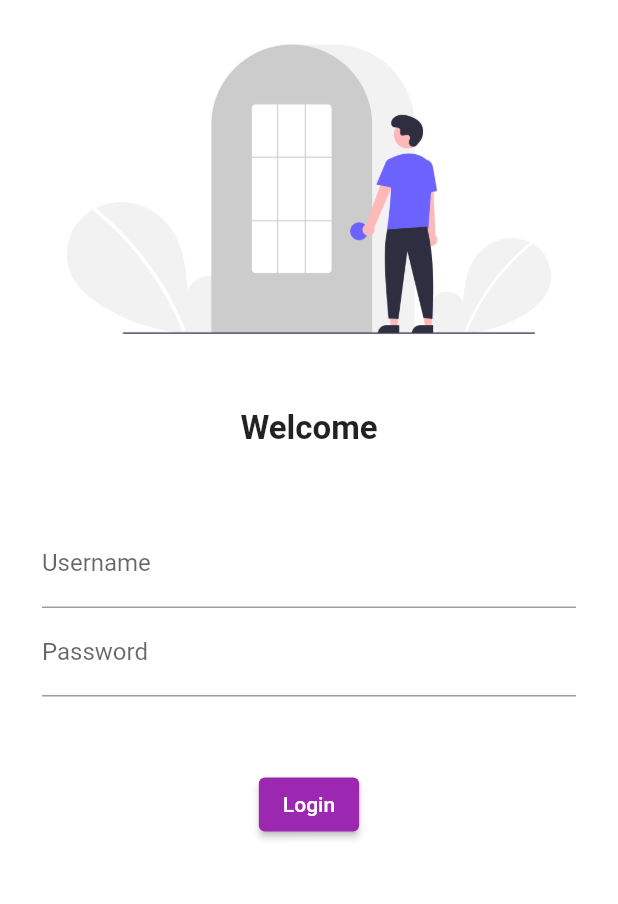
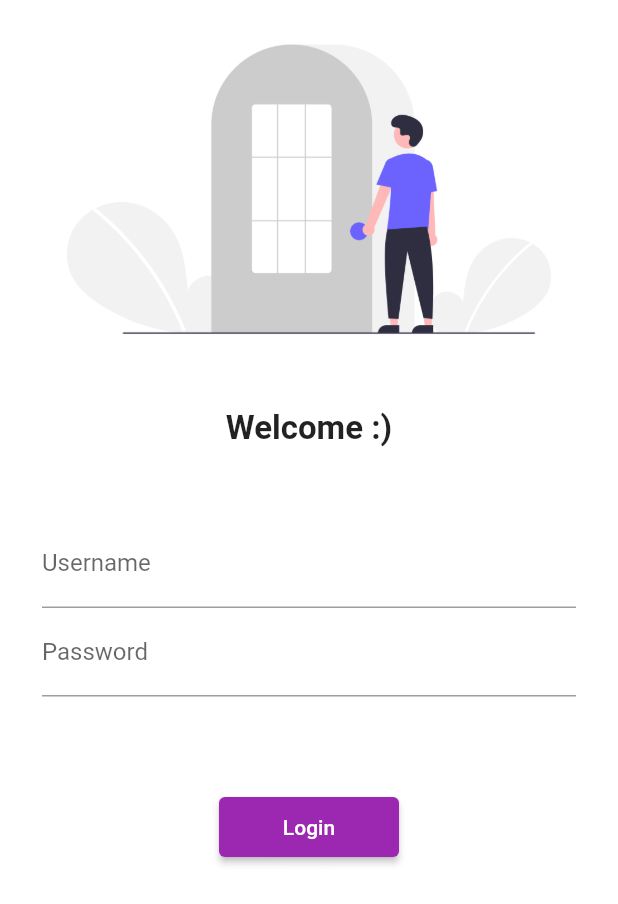
Before and after one commit to jay2607-cmd/30DaysOfFlutter, a Flutter app: the screen it shows after launch, on a phone screen of 412 x 824 dp. Shown: the top 904 px of the screen. Run offline on Flutter 3.47's test engine with Material 2 defaults, Android fonts, the phone set to English and light mode, and no system bars; missing offline and left inert: dart:html.

Commit message:
day 5 completed

```diff
--- a/lib/main.dart
+++ b/lib/main.dart
@@ -1,5 +1,6 @@
 import 'package:first_app_flutter/pages/home.dart';
 import 'package:first_app_flutter/pages/login_page.dart';
+import 'package:first_app_flutter/utils/routes.dart';
 import 'package:flutter/material.dart';
 
 void main() {
@@ -25,8 +26,8 @@ class Myapp extends StatelessWidget {
         initialRoute: "/login",
 
         routes: {
-          "/" : (context) => homePage(),
-          "/login" : (context) => loginPage(),
+          MyRoute.homeRoute : (context) => const homePage(),
+          MyRoute.loginRoute : (context) => const loginPage(),
         },
 
 
--- a/lib/pages/home.dart
+++ b/lib/pages/home.dart
@@ -11,10 +11,10 @@ class homePage extends StatelessWidget {
       ),
       body: Center(
         child: Container(
-          child: Text("Home page", style: TextStyle(
+          child: Text("Home page :) ", style: TextStyle(
             fontSize: 24,
             fontWeight: FontWeight.bold,
-            color: Colors.blue
+            color: Colors.black
           ),),
         ),
       ),
--- a/lib/pages/login_page.dart
+++ b/lib/pages/login_page.dart
@@ -1,3 +1,6 @@
+import 'dart:html';
+
+import 'package:first_app_flutter/utils/routes.dart';
 import 'package:flutter/material.dart';
 
 class loginPage extends StatelessWidget {
@@ -7,6 +10,7 @@ class loginPage extends StatelessWidget {
   Widget build(BuildContext context) {
     return Material(
       color: Colors.white,
+      child: SingleChildScrollView(
         child: Column(
           children: [
             Image.asset(
@@ -17,7 +21,7 @@ class loginPage extends StatelessWidget {
               height: 20,
             ),
             const Text(
-            "Welcome",
+              "Welcome :)",
               style: TextStyle(fontSize: 22, fontWeight: FontWeight.bold),
             ),
             const SizedBox(
@@ -40,16 +44,19 @@ class loginPage extends StatelessWidget {
               ),
             ),
             const SizedBox(
-            height: 20,
+              height: 35,
             ),
             ElevatedButton(
               onPressed: () {
-              print("hi jay!");
+                Navigator.pushNamed(context, MyRoute.homeRoute);
               },
               child: Text("Login"),
-            style: TextButton.styleFrom(),
+              style: TextButton.styleFrom(
+                minimumSize: Size(120, 40)
+              ),
             )
           ],
+        ),
       ),
     );
   }
--- /dev/null
+++ b/lib/utils/routes.dart
@@ -0,0 +1,4 @@
+class MyRoute {
+  static String loginRoute = "/login";
+  static String homeRoute = "/home";
+}
```
Lines whose indentation alone changed are shown as unchanged.
